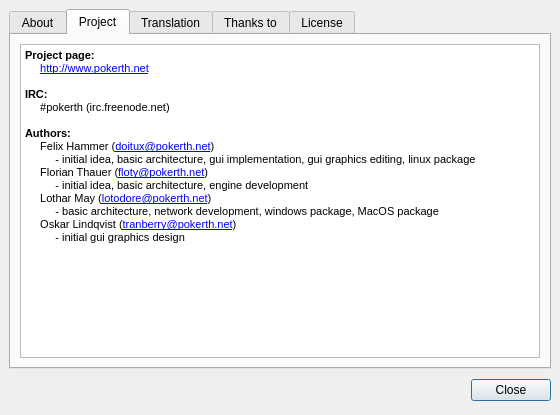
Above: src/gui/qt/aboutpokerth.ui from pokerth/pokerth before the change. Below: the same form after it.
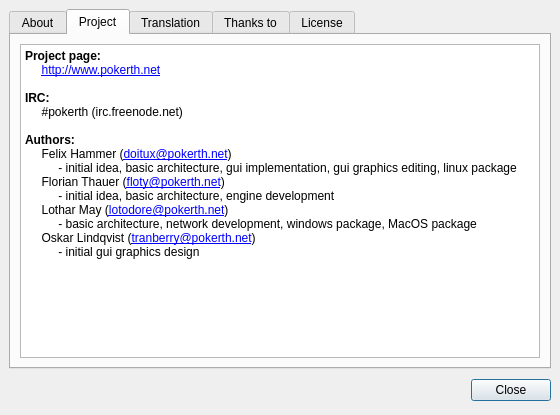
That is the form after the change. The open tabs and pages were chosen to show the change.

What changed in the file:
```diff
--- a/src/gui/qt/aboutpokerth.ui
+++ b/src/gui/qt/aboutpokerth.ui
@@ -124,7 +124,7 @@
           <string>&lt;!DOCTYPE HTML PUBLIC &quot;-//W3C//DTD HTML 4.0//EN&quot; &quot;http://www.w3.org/TR/REC-html40/strict.dtd&quot;&gt;
 &lt;html&gt;&lt;head&gt;&lt;meta name=&quot;qrichtext&quot; content=&quot;1&quot; /&gt;&lt;style type=&quot;text/css&quot;&gt;
 p, li { white-space: pre-wrap; }
-&lt;/style&gt;&lt;/head&gt;&lt;body style=&quot; font-family:'Nimbus Sans L'; font-size:8pt; font-weight:400; font-style:normal;&quot;&gt;
+&lt;/style&gt;&lt;/head&gt;&lt;body style=&quot; font-weight:400; font-style:normal;&quot;&gt;
 &lt;p style=&quot; margin-top:0px; margin-bottom:0px; margin-left:0px; margin-right:0px; -qt-block-indent:0; text-indent:0px;&quot;&gt;&lt;span style=&quot;  font-weight:600;&quot;&gt;Project page: &lt;/span&gt;&lt;/p&gt;
 &lt;p style=&quot; margin-top:0px; margin-bottom:0px; margin-left:0px; margin-right:0px; -qt-block-indent:0; text-indent:0px;&quot;&gt;&lt;span style=&quot; &quot;&gt;     &lt;/span&gt;&lt;a href=&quot;http://www.pokerth.net&quot;&gt;&lt;span style=&quot;  text-decoration: underline; color:#0000ff;&quot;&gt;http://www.pokerth.net&lt;/span&gt;&lt;/a&gt;&lt;/p&gt;
 &lt;p style=&quot;-qt-paragraph-type:empty; margin-top:0px; margin-bottom:0px; margin-left:0px; margin-right:0px; -qt-block-indent:0; text-indent:0px; &quot;&gt;&lt;/p&gt;
```
Left out of the diff: 4 changed lines with no effect on the pictures.
